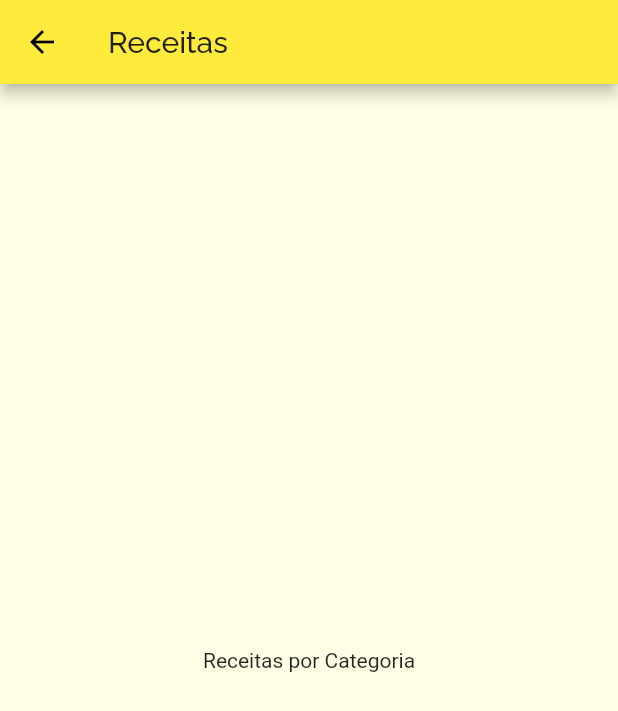
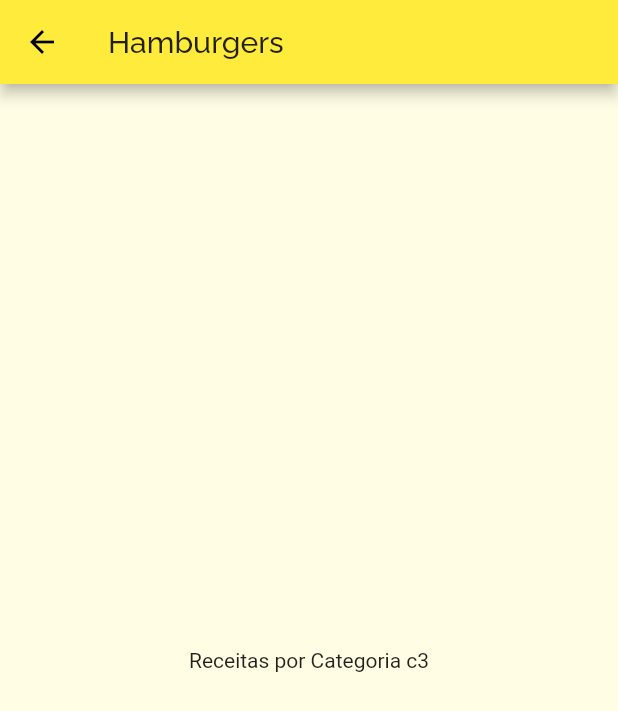
Before and after one commit to oscarbfs/Meals_app, a Flutter app: the screen it shows after launch, after a tap on "Hamburgers", on a phone screen of 412 x 824 dp. Shown: the top 711 px of the screen. Run offline on Flutter 3.47's test engine with Material 2 defaults, Android fonts, the phone set to English and light mode, and no system bars.

```diff
--- a/lib/components/category_item.dart
+++ b/lib/components/category_item.dart
@@ -11,7 +11,7 @@ class CategoryItem extends StatelessWidget {
     Navigator.of(context).push(
       MaterialPageRoute(
         builder: (_) {
-          return CategoriesMealsScreen();
+          return CategoriesMealsScreen(category);
         },
       ),
     );
--- a/lib/screens/categories_meals_screen.dart
+++ b/lib/screens/categories_meals_screen.dart
@@ -1,14 +1,20 @@
 import 'package:flutter/material.dart';
+import '../models/category.dart';
 
 class CategoriesMealsScreen extends StatelessWidget {
+
+  final Category category;
+
+  const CategoriesMealsScreen(this.category);
+
   @override
   Widget build(BuildContext context) {
     return Scaffold(
       appBar: AppBar(
-        title:  Text('Receitas'),
+        title:  Text(category.title),
       ),
       body: Center(
-        child: Text('Receitas por Categoria'),
+        child: Text('Receitas por Categoria ${category.id}'),
       ),
     );
   }
```
